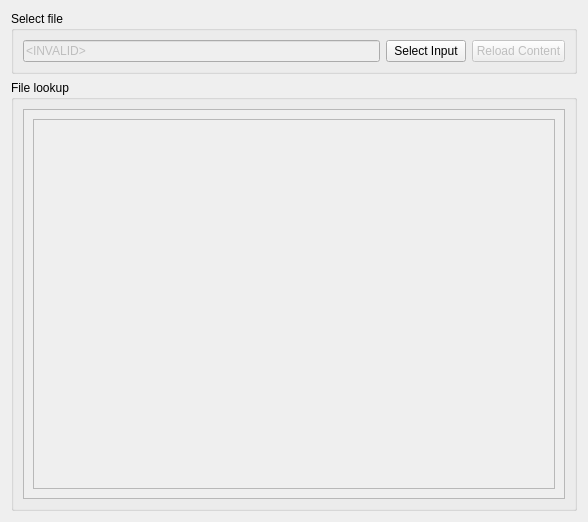
Qt form sgcs/gui/input_data_lookup.ui (Michal-Stempkowski/sgcs) before a commit.
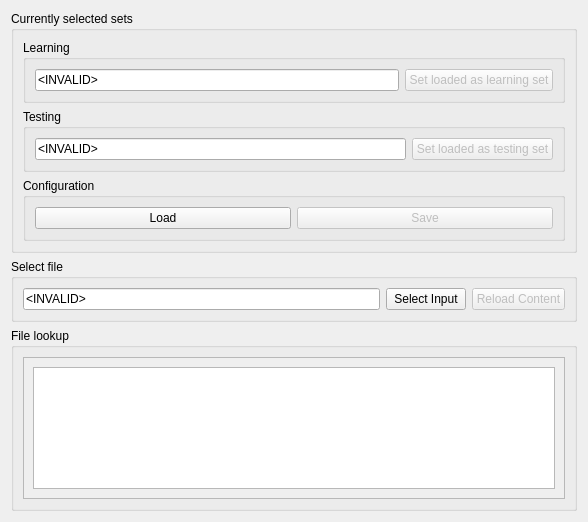
The same form after that commit.

Commit message: InputDataLookup implemented

What changed in the file:
```diff
--- a/sgcs/gui/input_data_lookup.ui
+++ b/sgcs/gui/input_data_lookup.ui
@@ -14,6 +14,105 @@
    <string>Form</string>
   </property>
   <layout class="QVBoxLayout" name="verticalLayout">
+   <item>
+    <widget class="QGroupBox" name="groupBox_3">
+     <property name="title">
+      <string>Currently selected sets</string>
+     </property>
+     <layout class="QVBoxLayout" name="verticalLayout_2">
+      <item>
+       <widget class="QGroupBox" name="groupBox_4">
+        <property name="title">
+         <string>Learning</string>
+        </property>
+        <layout class="QHBoxLayout" name="horizontalLayout_4">
+         <item>
+          <widget class="QLineEdit" name="filepath_learning">
+           <property name="enabled">
+            <bool>true</bool>
+           </property>
+           <property name="text">
+            <string>&lt;INVALID&gt;</string>
+           </property>
+           <property name="readOnly">
+            <bool>true</bool>
+           </property>
+          </widget>
+         </item>
+         <item>
+          <widget class="QPushButton" name="update_learning_with_opened_button">
+           <property name="enabled">
+            <bool>false</bool>
+           </property>
+           <property name="text">
+            <string>Set loaded as learning set</string>
+           </property>
+          </widget>
+         </item>
+        </layout>
+       </widget>
+      </item>
+      <item>
+       <widget class="QGroupBox" name="groupBox_5">
+        <property name="title">
+         <string>Testing</string>
+        </property>
+        <layout class="QHBoxLayout" name="horizontalLayout_5">
+         <item>
+          <widget class="QLineEdit" name="filepath_testing">
+           <property name="enabled">
+            <bool>true</bool>
+           </property>
+           <property name="text">
+            <string>&lt;INVALID&gt;</string>
+           </property>
+           <property name="readOnly">
+            <bool>true</bool>
+           </property>
+          </widget>
+         </item>
+         <item>
+          <widget class="QPushButton" name="update_testing_with_opened_button">
+           <property name="enabled">
+            <bool>false</bool>
+           </property>
+           <property name="text">
+            <string>Set loaded as testing set</string>
+           </property>
+          </widget>
+         </item>
+        </layout>
+       </widget>
+      </item>
+      <item>
+       <widget class="QGroupBox" name="groupBox_6">
+        <property name="title">
+         <string>Configuration</string>
+        </property>
+        <layout class="QHBoxLayout" name="horizontalLayout_6">
+         <item>
+          <widget class="QPushButton" name="load_configuration_button">
+           <property name="text">
+            <string>Load</string>
+           </property>
+          </widget>
+         </item>
+         <item>
+          <widget class="QPushButton" name="save_configuration_button">
+           <property name="enabled">
+            <bool>false</bool>
+           </property>
+           <property name="text">
+            <string>Save</string>
+           </property>
+          </widget>
+         </item>
+        </layout>
+       </widget>
+      </item>
+     </layout>
+    </widget>
+   </item>
    <item>
     <widget class="QGroupBox" name="groupBox">
      <property name="title">
@@ -23,11 +122,14 @@
       <item>
        <widget class="QLineEdit" name="filepath_line_edit">
         <property name="enabled">
-         <bool>false</bool>
+         <bool>true</bool>
         </property>
         <property name="text">
          <string>&lt;INVALID&gt;</string>
         </property>
+        <property name="readOnly">
+         <bool>true</bool>
+        </property>
        </widget>
       </item>
       <item>
@@ -67,14 +169,17 @@
            <x>0</x>
            <y>0</y>
            <width>548</width>
-           <height>407</height>
+           <height>188</height>
           </rect>
          </property>
          <layout class="QHBoxLayout" name="horizontalLayout">
           <item>
            <widget class="QTableWidget" name="sentence_data_widget">
             <property name="enabled">
-             <bool>false</bool>
+             <bool>true</bool>
+            </property>
+            <property name="editTriggers">
+             <set>QAbstractItemView::NoEditTriggers</set>
             </property>
            </widget>
           </item>
```
Left out of the diff: 4 changed lines with no effect on the pictures. The commit also changes 7 other files.
